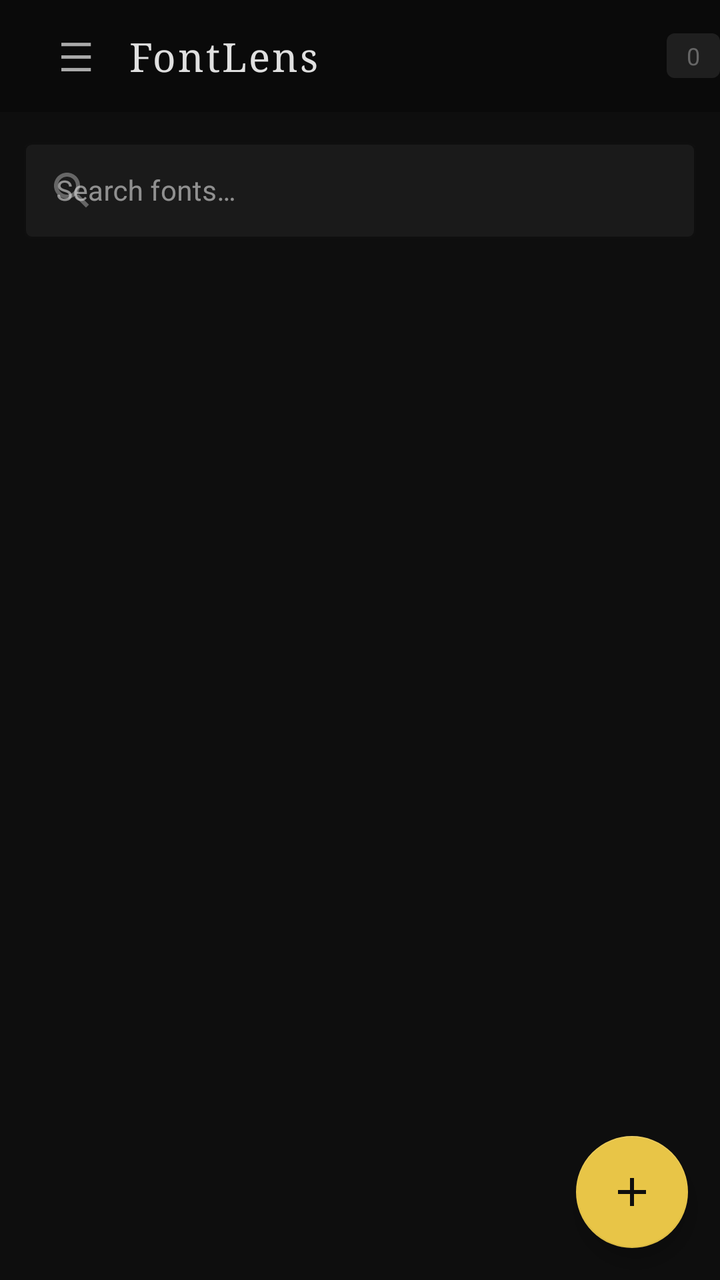
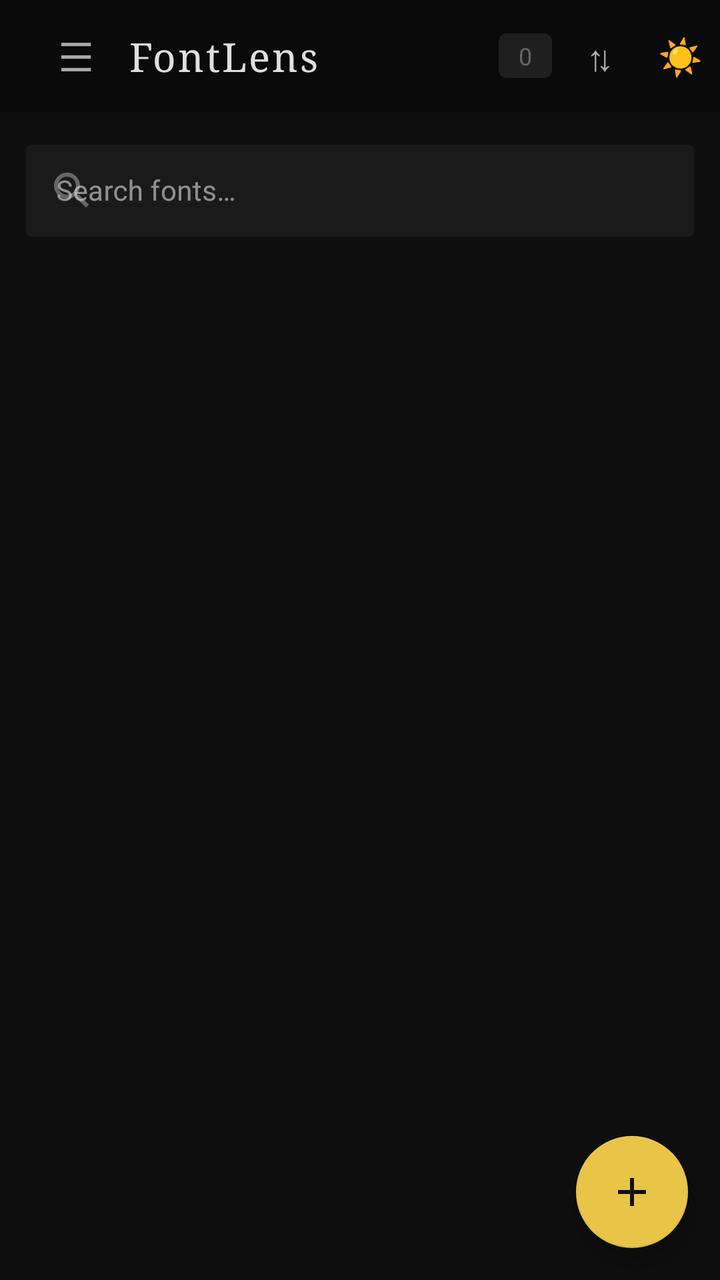

Before-and-after screenshots of an Android layout around one commit, followed by the original layout XML and the change that was made.
<!-- AndroidManifest.xml: application theme Theme.FontLens -->
<!-- res/layout/fragment_font_list.xml -->
<?xml version="1.0" encoding="utf-8"?>
<androidx.constraintlayout.widget.ConstraintLayout
    xmlns:android="http://schemas.android.com/apk/res/android"
    xmlns:app="http://schemas.android.com/apk/res-auto"
    android:layout_width="match_parent"
    android:layout_height="match_parent"
    android:background="@color/bg_primary">

    
    <androidx.appcompat.widget.Toolbar
        android:id="@+id/toolbar"
        android:layout_width="0dp"
        android:layout_height="?attr/actionBarSize"
        android:background="@color/bg_sidebar"
        android:paddingStart="4dp"
        android:paddingEnd="8dp"
        app:layout_constraintEnd_toEndOf="parent"
        app:layout_constraintStart_toStartOf="parent"
        app:layout_constraintTop_toTopOf="parent">

        <LinearLayout
            android:layout_width="match_parent"
            android:layout_height="wrap_content"
            android:orientation="horizontal"
            android:gravity="center_vertical">

            
            <TextView
                android:id="@+id/btn_hamburger"
                android:layout_width="44dp"
                android:layout_height="44dp"
                android:gravity="center"
                android:text="☰"
                android:textSize="20sp"
                android:textColor="@color/text_secondary"
                android:clickable="true"
                android:focusable="true"
                android:background="?attr/selectableItemBackgroundBorderless" />

            <TextView
                android:id="@+id/tv_title"
                android:layout_width="0dp"
                android:layout_height="wrap_content"
                android:layout_weight="1"
                android:text="@string/library"
                android:textColor="@color/text_primary"
                android:textSize="20sp"
                android:fontFamily="serif"
                android:letterSpacing="0.05"
                android:layout_marginStart="4dp" />

            <TextView
                android:id="@+id/tv_count"
                android:layout_width="wrap_content"
                android:layout_height="wrap_content"
                android:background="@drawable/bg_badge"
                android:paddingStart="10dp"
                android:paddingEnd="10dp"
                android:paddingTop="3dp"
                android:paddingBottom="3dp"
                android:textColor="@color/text_muted"
                android:textSize="12sp"
                android:text="0" />

        </LinearLayout>
    </androidx.appcompat.widget.Toolbar>

    
    <com.google.android.material.textfield.TextInputLayout
        android:id="@+id/search_layout"
        style="@style/Widget.MaterialComponents.TextInputLayout.OutlinedBox"
        android:layout_width="0dp"
        android:layout_height="wrap_content"
        android:layout_marginStart="12dp"
        android:layout_marginEnd="12dp"
        android:layout_marginTop="10dp"
        app:boxBackgroundColor="@color/bg_elevated"
        app:boxStrokeColor="@color/border"
        app:hintTextColor="@color/text_muted"
        app:layout_constraintEnd_toEndOf="parent"
        app:layout_constraintStart_toStartOf="parent"
        app:layout_constraintTop_toBottomOf="@id/toolbar"
        app:startIconDrawable="@drawable/ic_search"
        app:startIconTint="@color/text_muted">

        <com.google.android.material.textfield.TextInputEditText
            android:id="@+id/et_search"
            android:layout_width="match_parent"
            android:layout_height="48dp"
            android:background="@null"
            android:hint="@string/search_fonts"
            android:imeOptions="actionSearch"
            android:inputType="text"
            android:textColor="@color/text_primary"
            android:textColorHint="@color/text_muted"
            android:textSize="14sp" />
    </com.google.android.material.textfield.TextInputLayout>

    
    <LinearLayout
        android:id="@+id/layout_empty"
        android:layout_width="wrap_content"
        android:layout_height="wrap_content"
        android:orientation="vertical"
        android:gravity="center"
        android:visibility="gone"
        app:layout_constraintBottom_toBottomOf="parent"
        app:layout_constraintEnd_toEndOf="parent"
        app:layout_constraintStart_toStartOf="parent"
        app:layout_constraintTop_toBottomOf="@id/search_layout">

        <TextView
            android:layout_width="wrap_content"
            android:layout_height="wrap_content"
            android:text="🔤"
            android:textSize="48sp" />

        <TextView
            android:id="@+id/tv_empty"
            android:layout_width="wrap_content"
            android:layout_height="wrap_content"
            android:layout_marginTop="16dp"
            android:gravity="center"
            android:text="@string/no_fonts"
            android:textColor="@color/text_muted"
            android:textSize="15sp" />
    </LinearLayout>

    
    <androidx.recyclerview.widget.RecyclerView
        android:id="@+id/rv_fonts"
        android:layout_width="0dp"
        android:layout_height="0dp"
        android:paddingStart="10dp"
        android:paddingEnd="10dp"
        android:paddingTop="8dp"
        android:paddingBottom="80dp"
        android:clipToPadding="false"
        app:layout_constraintBottom_toBottomOf="parent"
        app:layout_constraintEnd_toEndOf="parent"
        app:layout_constraintStart_toStartOf="parent"
        app:layout_constraintTop_toBottomOf="@id/search_layout" />

    
    <com.google.android.material.floatingactionbutton.FloatingActionButton
        android:id="@+id/fab_add"
        android:layout_width="wrap_content"
        android:layout_height="wrap_content"
        android:layout_marginEnd="16dp"
        android:layout_marginBottom="16dp"
        android:backgroundTint="@color/accent"
        android:contentDescription="@string/add_fonts"
        android:src="@drawable/ic_add"
        app:tint="@color/bg_primary"
        app:layout_constraintBottom_toBottomOf="parent"
        app:layout_constraintEnd_toEndOf="parent" />

</androidx.constraintlayout.widget.ConstraintLayout>
<!-- resources referenced by this layout -->
<resources>
  <color name="accent">#E8C547</color>
  <color name="bg_elevated">#1A1A1A</color>
  <color name="bg_primary">#0E0E0E</color>
  <color name="bg_sidebar">#0A0A0A</color>
  <color name="border">#2A2A2A</color>
  <color name="text_muted">#666666</color>
  <color name="text_primary">#E0E0E0</color>
  <color name="text_secondary">#AAAAAA</color>
  <!-- drawable bg_badge (drawable) -->
  <?xml version="1.0" encoding="utf-8"?>
  <shape xmlns:android="http://schemas.android.com/apk/res/android" android:shape="rectangle">
      <solid android:color="#1F1F1F"/>
      <corners android:radius="4dp"/>
  </shape>
  <!-- drawable ic_add (drawable) -->
  <vector xmlns:android="http://schemas.android.com/apk/res/android" android:width="24dp" android:height="24dp" android:viewportWidth="24" android:viewportHeight="24">
    <path android:fillColor="#000000" android:pathData="M19,13h-6v6h-2v-6H5v-2h6V5h2v6h6v2z"/>
  </vector>
  <!-- drawable ic_search (drawable) -->
  <vector xmlns:android="http://schemas.android.com/apk/res/android" android:width="24dp" android:height="24dp" android:viewportWidth="24" android:viewportHeight="24">
    <path android:fillColor="#666666" android:pathData="M15.5,14h-0.79l-0.28,-0.27C15.41,12.59 16,11.11 16,9.5 16,5.91 13.09,3 9.5,3S3,5.91 3,9.5 5.91,16 9.5,16c1.61,0 3.09,-0.59 4.23,-1.57l0.27,0.28v0.79l5,4.99L20.49,19l-4.99,-5zM9.5,14C7.01,14 5,11.99 5,9.5S7.01,5 9.5,5 14,7.01 14,9.5 11.99,14 9.5,14z"/>
  </vector>
  <string name="add_fonts">Add Fonts</string>
  <string name="library">FontLens</string>
  <string name="no_fonts">No fonts added yet.\nTap + to add fonts.</string>
  <string name="search_fonts">Search fonts…</string>
  <style name="Theme.FontLens" parent="Theme.MaterialComponents.DayNight.NoActionBar">
          <item name="colorPrimary">@color/accent</item>
          <item name="colorPrimaryVariant">@color/accent_dim</item>
          <item name="colorOnPrimary">@color/bg_primary</item>
          <item name="colorSecondary">@color/accent</item>
          <item name="colorSurface">@color/bg_surface</item>
          <item name="colorOnSurface">@color/text_primary</item>
          <item name="android:colorBackground">@color/bg_primary</item>
          <item name="android:windowBackground">@color/bg_primary</item>
          <item name="android:statusBarColor">@color/bg_sidebar</item>
          <item name="android:navigationBarColor">@color/bg_sidebar</item>
          <item name="android:textColorPrimary">@color/text_primary</item>
          <item name="android:textColorSecondary">@color/text_secondary</item>
          <item name="materialCardViewStyle">@style/CardStyle</item>
      </style>
  <color name="accent_dim">#1A1800</color>
  <color name="bg_surface">#141414</color>
  <style name="CardStyle" parent="Widget.MaterialComponents.CardView">
          <item name="cardBackgroundColor">@color/bg_surface</item>
          <item name="cardCornerRadius">8dp</item>
          <item name="cardElevation">0dp</item>
          <item name="strokeColor">@color/divider</item>
          <item name="strokeWidth">1dp</item>
      </style>
  <color name="divider">#1F1F1F</color>
</resources>

<!-- the commit's change to res/layout/fragment_font_list.xml (unified diff, before → after) -->
@@ -24,7 +24,6 @@
             android:orientation="horizontal"
             android:gravity="center_vertical">
 
-            
             <TextView
                 android:id="@+id/btn_hamburger"
                 android:layout_width="44dp"
@@ -62,8 +61,115 @@
                 android:textSize="12sp"
                 android:text="0" />
 
+            
+            <TextView
+                android:id="@+id/btn_sort"
+                android:layout_width="40dp"
+                android:layout_height="40dp"
+                android:layout_marginStart="4dp"
+                android:gravity="center"
+                android:text="⇅"
+                android:textSize="18sp"
+                android:textColor="@color/text_secondary"
+                android:clickable="true"
+                android:focusable="true"
+                android:background="?attr/selectableItemBackgroundBorderless" />
+
+            
+            <TextView
+                android:id="@+id/btn_theme"
+                android:layout_width="40dp"
+                android:layout_height="40dp"
+                android:gravity="center"
+                android:text="☀"
+                android:textSize="18sp"
+                android:textColor="@color/text_secondary"
+                android:clickable="true"
+                android:focusable="true"
+                android:background="?attr/selectableItemBackgroundBorderless" />
+
         </LinearLayout>
     </androidx.appcompat.widget.Toolbar>
+
+    
+    <LinearLayout
+        android:id="@+id/toolbar_selection"
+        android:layout_width="0dp"
+        android:layout_height="?attr/actionBarSize"
+        android:orientation="horizontal"
+        android:gravity="center_vertical"
+        android:background="@color/accent_dim"
+        android:paddingStart="8dp"
+        android:paddingEnd="8dp"
+        android:visibility="gone"
+        app:layout_constraintEnd_toEndOf="parent"
+        app:layout_constraintStart_toStartOf="parent"
+        app:layout_constraintTop_toTopOf="parent">
+
+        
+        <TextView
+            android:id="@+id/btn_cancel_selection"
+            android:layout_width="40dp"
+            android:layout_height="40dp"
+            android:gravity="center"
+            android:text="✕"
+            android:textSize="16sp"
+            android:textColor="@color/accent"
+            android:clickable="true"
+            android:focusable="true"
+            android:background="?attr/selectableItemBackgroundBorderless" />
+
+        
+        <TextView
+            android:id="@+id/tv_selected_count"
+            android:layout_width="0dp"
+            android:layout_height="wrap_content"
+            android:layout_weight="1"
+            android:layout_marginStart="8dp"
+            android:textColor="@color/text_primary"
+            android:textSize="15sp"
+            android:text="0 selected" />
+
+        
+        <TextView
+            android:id="@+id/btn_select_all"
+            android:layout_width="wrap_content"
+            android:layout_height="wrap_content"
+            android:text="All"
+            android:textColor="@color/accent"
+            android:textSize="13sp"
+            android:padding="8dp"
+            android:clickable="true"
+            android:focusable="true"
+            android:background="?attr/selectableItemBackgroundBorderless" />
+
+        
+        <TextView
+            android:id="@+id/btn_sel_favorite"
+            android:layout_width="40dp"
+            android:layout_height="40dp"
+            android:gravity="center"
+            android:text="★"
+            android:textSize="18sp"
+            android:textColor="@color/text_secondary"
+            android:clickable="true"
+            android:focusable="true"
+            android:background="?attr/selectableItemBackgroundBorderless" />
+
+        
+        <TextView
+            android:id="@+id/btn_sel_delete"
+            android:layout_width="40dp"
+            android:layout_height="40dp"
+            android:gravity="center"
+            android:text="🗑"
+            android:textSize="16sp"
+            android:textColor="#FF5252"
+            android:clickable="true"
+            android:focusable="true"
+            android:background="?attr/selectableItemBackgroundBorderless" />
+
+    </LinearLayout>
 
     
     <com.google.android.material.textfield.TextInputLayout
@@ -96,7 +202,6 @@
             android:textSize="14sp" />
     </com.google.android.material.textfield.TextInputLayout>
 
-    
     <LinearLayout
         android:id="@+id/layout_empty"
         android:layout_width="wrap_content"
@@ -126,7 +231,6 @@
             android:textSize="15sp" />
     </LinearLayout>
 
-    
     <androidx.recyclerview.widget.RecyclerView
         android:id="@+id/rv_fonts"
         android:layout_width="0dp"
@@ -141,7 +245,6 @@
         app:layout_constraintStart_toStartOf="parent"
         app:layout_constraintTop_toBottomOf="@id/search_layout" />
 
-    
     <com.google.android.material.floatingactionbutton.FloatingActionButton
         android:id="@+id/fab_add"
         android:layout_width="wrap_content"
<!-- resource entries referenced after the edit -->
@@ -1,6 +1,7 @@
 <!-- resources referenced by this layout -->
 <resources>
   <color name="accent">#E8C547</color>
+  <color name="accent_dim">#1A1800</color>
   <color name="bg_elevated">#1A1A1A</color>
   <color name="bg_primary">#0E0E0E</color>
   <color name="bg_sidebar">#0A0A0A</color>
@@ -41,7 +42,6 @@
           <item name="android:textColorSecondary">@color/text_secondary</item>
           <item name="materialCardViewStyle">@style/CardStyle</item>
       </style>
-  <color name="accent_dim">#1A1800</color>
   <color name="bg_surface">#141414</color>
   <style name="CardStyle" parent="Widget.MaterialComponents.CardView">
           <item name="cardBackgroundColor">@color/bg_surface</item>
